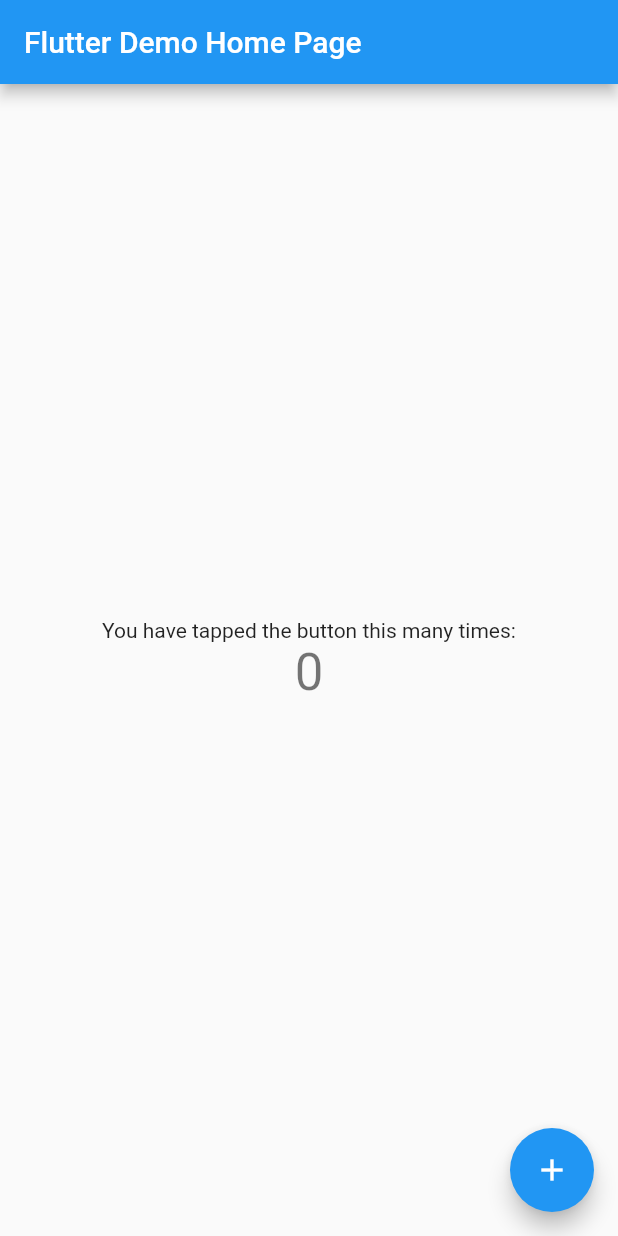
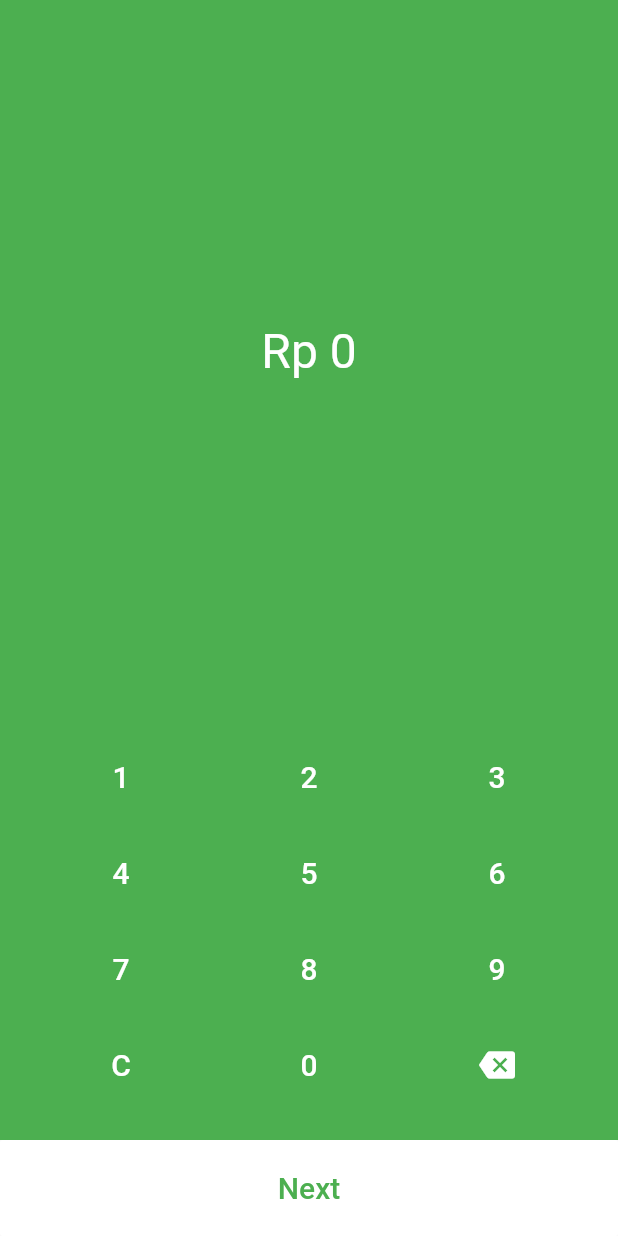
Before and after one commit to rohmanhakim/xpense, a Flutter app: the screen it shows after launch, on a phone screen of 412 x 824 dp. Run offline on Flutter 3.47's test engine with Material 2 defaults, Android fonts, the phone set to English and light mode, and no system bars; our stand-ins replace flutter_masked_text.

Commit message:
Added "Add Transaction" Screen

```diff
--- a/lib/main.dart
+++ b/lib/main.dart
@@ -1,111 +1,14 @@
 import 'package:flutter/material.dart';
+import 'package:xpense/screens/add_transaction.dart';
 
-void main() => runApp(MyApp());
+void main() => runApp(XpenseApp());
 
-class MyApp extends StatelessWidget {
-  // This widget is the root of your application.
+class XpenseApp extends StatelessWidget {
   @override
   Widget build(BuildContext context) {
     return MaterialApp(
-      title: 'Flutter Demo',
-      theme: ThemeData(
-        // This is the theme of your application.
-        //
-        // Try running your application with "flutter run". You'll see the
-        // application has a blue toolbar. Then, without quitting the app, try
-        // changing the primarySwatch below to Colors.green and then invoke
-        // "hot reload" (press "r" in the console where you ran "flutter run",
-        // or simply save your changes to "hot reload" in a Flutter IDE).
-        // Notice that the counter didn't reset back to zero; the application
-        // is not restarted.
-        primarySwatch: Colors.blue,
-      ),
-      home: MyHomePage(title: 'Flutter Demo Home Page'),
-    );
+        title: 'Xpense App',
+        theme: new ThemeData(primaryColor: Colors.white),
+        home: AddTransactionPage());
   }
 }
-
-class MyHomePage extends StatefulWidget {
-  MyHomePage({Key key, this.title}) : super(key: key);
-
-  // This widget is the home page of your application. It is stateful, meaning
-  // that it has a State object (defined below) that contains fields that affect
-  // how it looks.
-
-  // This class is the configuration for the state. It holds the values (in this
-  // case the title) provided by the parent (in this case the App widget) and
-  // used by the build method of the State. Fields in a Widget subclass are
-  // always marked "final".
-
-  final String title;
-
-  @override
-  _MyHomePageState createState() => _MyHomePageState();
-}
-
-class _MyHomePageState extends State<MyHomePage> {
-  int _counter = 0;
-
-  void _incrementCounter() {
-    setState(() {
-      // This call to setState tells the Flutter framework that something has
-      // changed in this State, which causes it to rerun the build method below
-      // so that the display can reflect the updated values. If we changed
-      // _counter without calling setState(), then the build method would not be
-      // called again, and so nothing would appear to happen.
-      _counter++;
-    });
-  }
-
-  @override
-  Widget build(BuildContext context) {
-    // This method is rerun every time setState is called, for instance as done
-    // by the _incrementCounter method above.
-    //
-    // The Flutter framework has been optimized to make rerunning build methods
-    // fast, so that you can just rebuild anything that needs updating rather
-    // than having to individually change instances of widgets.
-    return Scaffold(
-      appBar: AppBar(
-        // Here we take the value from the MyHomePage object that was created by
-        // the App.build method, and use it to set our appbar title.
-        title: Text(widget.title),
-      ),
-      body: Center(
-        // Center is a layout widget. It takes a single child and positions it
-        // in the middle of the parent.
-        child: Column(
-          // Column is also layout widget. It takes a list of children and
-          // arranges them vertically. By default, it sizes itself to fit its
-          // children horizontally, and tries to be as tall as its parent.
-          //
-          // Invoke "debug painting" (press "p" in the console, choose the
-          // "Toggle Debug Paint" action from the Flutter Inspector in Android
-          // Studio, or the "Toggle Debug Paint" command in Visual Studio Code)
-          // to see the wireframe for each widget.
-          //
-          // Column has various properties to control how it sizes itself and
-          // how it positions its children. Here we use mainAxisAlignment to
-          // center the children vertically; the main axis here is the vertical
-          // axis because Columns are vertical (the cross axis would be
-          // horizontal).
-          mainAxisAlignment: MainAxisAlignment.center,
-          children: <Widget>[
-            Text(
-              'You have tapped the button this many times:',
-            ),
-            Text(
-              '$_counter',
-              style: Theme.of(context).textTheme.display1,
-            ),
-          ],
-        ),
-      ),
-      floatingActionButton: FloatingActionButton(
-        onPressed: _incrementCounter,
-        tooltip: 'Increment',
-        child: Icon(Icons.add),
-      ), // This trailing comma makes auto-formatting nicer for build methods.
-    );
-  }
-}
--- /dev/null
+++ b/lib/screens/add_transaction.dart
@@ -0,0 +1,91 @@
+import 'package:flutter/material.dart';
+import 'package:xpense/widgets/button.dart';
+import 'package:xpense/widgets/number_pad.dart';
+import 'package:xpense/widgets/amount_display.dart';
+
+class AddTransactionPage extends StatefulWidget {
+  @override
+  State<StatefulWidget> createState() {
+    return new AddTransactionState(0);
+  }
+}
+
+class AddTransactionState extends State<AddTransactionPage> {
+  static const int DIGIT_LIMIT = 10;
+  double _amount = 0;
+  String _amountString = "0";
+
+  AddTransactionState(double initialAmount) {
+    this._amount = initialAmount;
+  }
+
+  @override
+  Widget build(BuildContext context) {
+    return Scaffold(
+      body: Column(
+        crossAxisAlignment: CrossAxisAlignment.start,
+        children: <Widget>[
+          Expanded(
+            child: AmountDisplay(_getAmountAsDouble()),
+          ),
+          NumberPad(_onNumberPressed, _onClearPressed, _onBackSpacePressed),
+          Button(Colors.white, "Next", null, Colors.green, 64, _onNextPressed),
+        ],
+      ),
+    );
+  }
+
+  void _appendAmount(String numberString){
+    if (_amount
+        .toInt()
+        .toString()
+        .length < DIGIT_LIMIT) {
+      _amountString = _getAmountString() + numberString;
+      this._setAmount(double.parse(_getAmountString()));
+    }
+  }
+
+  void _deleteAmount(){
+    _amountString =
+        _getAmountString().substring(0, _getAmountString().length - 1);
+    this._setAmount(double.parse(_getAmountString()));
+  }
+
+  void _setAmount(double amount) {
+    setState(() {
+      this._amount = amount;
+    });
+  }
+
+  double _getAmountAsDouble(){
+    return this._amount;
+  }
+
+  String _getAmountString() {
+    return this._amountString.replaceAll(',', '');
+  }
+
+  void _onNextPressed() {
+    showDialog(context: context,
+        builder: (BuildContext context) {
+          return AlertDialog(
+            title: Text("Amount"),
+            content: Text("$_amount"),
+          );
+        });
+  }
+
+  void _onNumberPressed(String numberString) {
+    _appendAmount(numberString);
+  }
+
+  void _onClearPressed() {
+    _setAmount(0);
+    _amountString = "0";
+  }
+
+  void _onBackSpacePressed() {
+    _deleteAmount();
+  }
+
+}
--- /dev/null
+++ b/lib/typedefs.dart
@@ -0,0 +1 @@
+typedef StringCallback = Function(String string);
--- /dev/null
+++ b/lib/widgets/amount_display.dart
@@ -0,0 +1,27 @@
+import 'package:flutter/material.dart';
+import 'package:flutter_masked_text/flutter_masked_text.dart';
+
+class AmountDisplay extends StatelessWidget {
+  var controller = new MoneyMaskedTextController(
+      thousandSeparator: ',', decimalSeparator: '.');
+
+  AmountDisplay(double amount) {
+    controller.updateValue(amount);
+  }
+
+  @override
+  Widget build(BuildContext context) {
+    return Container(
+        color: Colors.green,
+        child: Row(children: <Widget>[
+          Expanded(
+              child: Text("Rp ${_getAmountString()}",
+                  textAlign: TextAlign.center,
+                  style: TextStyle(color: Colors.white, fontSize: 32)))
+        ]));
+  }
+
+  String _getAmountString() {
+    return controller.text.split('.')[0];
+  }
+}
--- /dev/null
+++ b/lib/widgets/button.dart
@@ -0,0 +1,38 @@
+import 'package:flutter/material.dart';
+
+class Button extends StatelessWidget {
+  double height;
+  String text;
+  IconData icon;
+  Color color;
+  Color textColor;
+  VoidCallback onPressed;
+
+  Button(Color color, String text, IconData icon, Color textColor,
+      double height, VoidCallback onPressed) {
+    this.text = text;
+    this.icon = icon;
+    this.color = color;
+    this.textColor = textColor;
+    this.height = height;
+    this.onPressed = onPressed;
+  }
+
+  @override
+  Widget build(BuildContext context) {
+    return Container(
+        height: height,
+        child: text != null
+            ? FlatButton(
+            color: color,
+            child: Row(children: <Widget>[
+              Expanded(
+                  child: Text(text,
+                      textAlign: TextAlign.center,
+                      style: TextStyle(fontSize: 20, color: textColor)))
+            ]),
+            onPressed: onPressed)
+            : IconButton(
+            icon: Icon(icon, color: Colors.white), onPressed: onPressed));
+  }
+}
--- /dev/null
+++ b/lib/widgets/number_button.dart
@@ -0,0 +1,32 @@
+import 'package:flutter/material.dart';
+import 'package:xpense/widgets/button.dart';
+
+class NumberButton extends StatelessWidget {
+  String _text;
+  IconData _icon;
+  VoidCallback _onPressed;
+
+  NumberButton(String text, VoidCallback onPressed) {
+    _text = text;
+    _onPressed = onPressed;
+  }
+
+  NumberButton.icon(IconData icon, VoidCallback onPressed) {
+    _icon = icon;
+    _onPressed = onPressed;
+  }
+
+  @override
+  Widget build(BuildContext context) {
+    return FlatButton(
+        color: Colors.green,
+        child: new Row(children: <Widget>[
+          Expanded(
+              child: Button(
+                  Colors.green, _text, _icon, Colors.white, 64, _onPressed))
+        ]),
+        onPressed: () {},
+        shape: new BeveledRectangleBorder(
+            borderRadius: new BorderRadius.all(new Radius.circular(0))));
+  }
+}
--- /dev/null
+++ b/lib/widgets/number_pad.dart
@@ -0,0 +1,121 @@
+import 'package:flutter/material.dart';
+import 'package:xpense/typedefs.dart';
+import 'package:xpense/widgets/number_button.dart';
+
+class NumberPad extends StatelessWidget {
+
+  VoidCallback _onClearPressed;
+  VoidCallback _onBackSpacePressed;
+  StringCallback _onNumberPressed;
+
+  NumberPad(StringCallback onNumberPressed, VoidCallback onClearPressed, VoidCallback onBackSpacePressed){
+    this._onClearPressed = onClearPressed;
+    this._onBackSpacePressed = onBackSpacePressed;
+    this._onNumberPressed = onNumberPressed;
+  }
+
+  @override
+  Widget build(BuildContext context) {
+    return Container(
+      padding: EdgeInsets.all(18),
+      color: Colors.green,
+      child: Column(
+        children: <Widget>[
+          Row(
+            children: <Widget>[
+              Expanded(
+                child: new NumberButton("1", _onNumber1Pressed),
+              ),
+              Expanded(
+                child: new NumberButton("2", _onNumber2Pressed),
+              ),
+              Expanded(
+                child: new NumberButton("3", _onNumber3Pressed),
+              ),
+            ],
+          ),
+          Row(
+            children: <Widget>[
+              Expanded(
+                child: new NumberButton("4", _onNumber4Pressed),
+              ),
+              Expanded(
+                child: new NumberButton("5", _onNumber5Pressed),
+              ),
+              Expanded(
+                child: new NumberButton("6", _onNumber6Pressed),
+              ),
+            ],
+          ),
+          Row(
+            children: <Widget>[
+              Expanded(
+                child: new NumberButton("7", _onNumber7Pressed),
+              ),
+              Expanded(
+                child: new NumberButton("8", _onNumber8Pressed),
+              ),
+              Expanded(
+                child: new NumberButton("9", _onNumber9Pressed),
+              ),
+            ],
+          ),
+          Row(
+            children: <Widget>[
+              Expanded(
+                child: new NumberButton("C", _onClearPressed),
+              ),
+              Expanded(
+                child: new NumberButton("0", _onNumber0Pressed),
+              ),
+              Expanded(
+                child: new NumberButton.icon(
+                    Icons.backspace, _onBackSpacePressed),
+              ),
+            ],
+          ),
+        ],
+      ),
+    );
+  }
+
+  void _onNumber0Pressed(){
+    _onNumberPressed("0");
+  }
+
+  void _onNumber1Pressed(){
+    _onNumberPressed("1");
+  }
+
+  void _onNumber2Pressed(){
+    _onNumberPressed("2");
+  }
+
+  void _onNumber3Pressed(){
+    _onNumberPressed("3");
+  }
+
+  void _onNumber4Pressed(){
+    _onNumberPressed("4");
+  }
+
+  void _onNumber5Pressed(){
+    _onNumberPressed("5");
+  }
+
+  void _onNumber6Pressed(){
+    _onNumberPressed("6");
+  }
+
+  void _onNumber7Pressed(){
+    _onNumberPressed("7");
+  }
+
+  void _onNumber8Pressed(){
+    _onNumberPressed("8");
+  }
+
+  void _onNumber9Pressed(){
+    _onNumberPressed("9");
+  }
+}
--- a/pubspec.yaml
+++ b/pubspec.yaml
@@ -19,7 +19,7 @@ dependencies:
   # The following adds the Cupertino Icons font to your application.
   # Use with the CupertinoIcons class for iOS style icons.
   cupertino_icons: ^0.1.2
-
+  flutter_masked_text: ^0.7.0
 dev_dependencies:
   flutter_test:
     sdk: flutter
```
Also changed, not shown: 1 other file.
